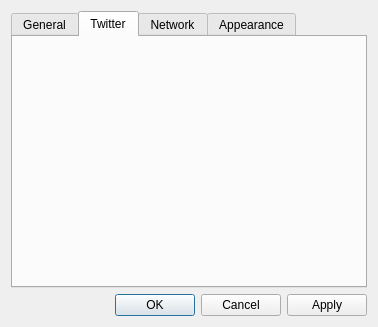
The window that qtwitter-app/ui/settings.ui (ayoy/qtwitter) describes before a commit, drawn with Qt 5.
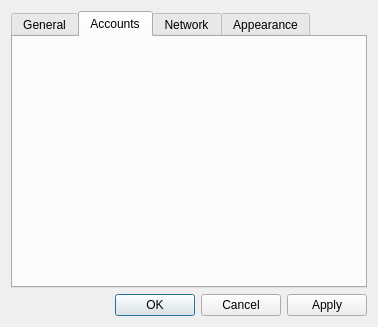
The same window after the commit.

Commit message: Added support for downloading public timelines. Identi.ca support mostly finished. Failed authorizations have to be dealt with in other way than it is done for Twitter since Identi.ca seems to simply reject failed logins after first authorization attempt. [#38 state:resolved]

Patch:
```diff
--- a/qtwitter-app/ui/settings.ui
+++ b/qtwitter-app/ui/settings.ui
@@ -170,7 +170,7 @@
      </widget>
      <widget class="QWidget" name="twitterTab">
       <attribute name="title">
-       <string>Twitter</string>
+       <string>Accounts</string>
       </attribute>
       <layout class="QVBoxLayout" name="verticalLayout_7">
        <item>
```
Left out of the diff: 2 changed lines with no effect on the pictures. The commit also changes 12 other files.
